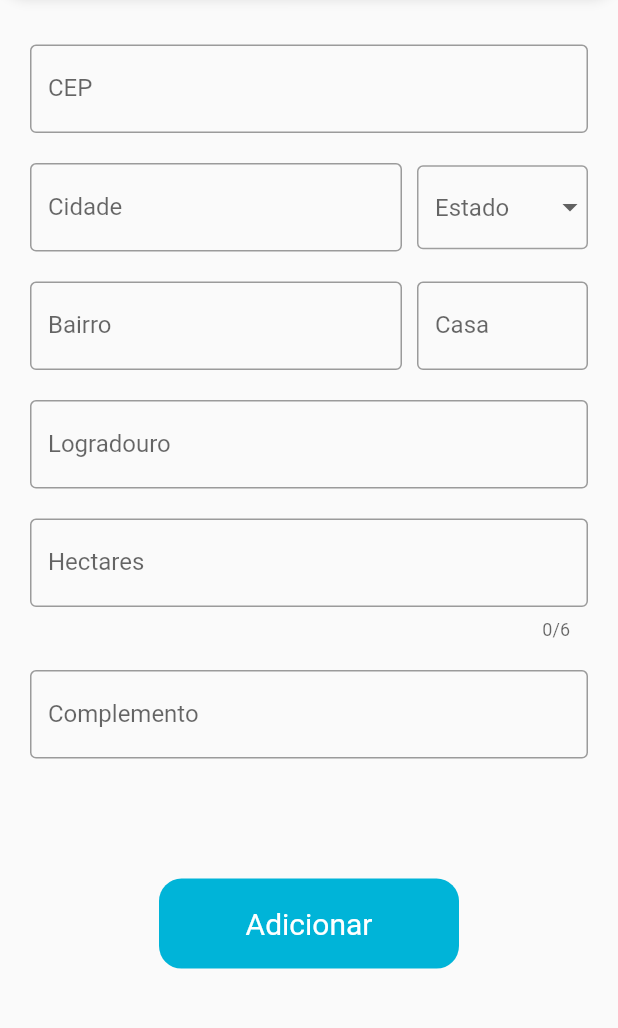
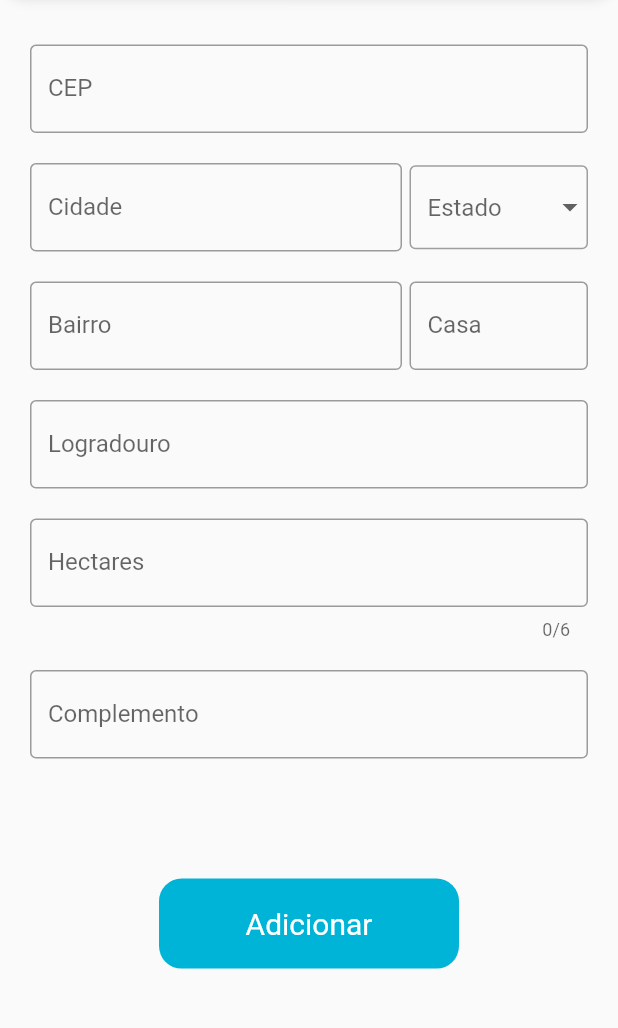
Before and after one commit to UnBArqDsw2021-2/2021.2_G4_CadernetaDeCampoDigital_Mobile, a Flutter app: the AddPropertyPage screen opened directly, on a phone screen of 412 x 824 dp, the part 139-1167 px from its top. Run offline on Flutter 3.47's test engine with Material 2 defaults, Android fonts, the phone set to English and light mode, and no system bars; our stand-ins replace dio, flutter_svg, flutter_typeahead, image_picker, mask_text_input_formatter, shimmer and 1 more; missing offline and left inert: cpf_cnpj_validator; accounts and stored records are empty.

Commit message:
#177 Corrigindo overflow no dropdown

```diff
--- a/lib/pages/add_property/add_property.dart
+++ b/lib/pages/add_property/add_property.dart
@@ -117,7 +117,7 @@ class _AddPropertyState extends State<AddPropertyPage> {
                         Flexible(
                           flex: 1,
                           child: Container(
-                            margin: EdgeInsets.only(left: 10),
+                            padding: EdgeInsets.only(left: 5),
                             child: DropdownButtonFormField(
                               hint: Text('Estado'),
                               decoration: InputDecoration(
@@ -156,7 +156,7 @@ class _AddPropertyState extends State<AddPropertyPage> {
                         Flexible(
                           flex: 1,
                           child: Container(
-                            margin: EdgeInsets.only(left: 10),
+                            padding: EdgeInsets.only(left: 5),
                             child: TextFieldBC(
                               label: "Casa",
                               notEmpty: true,
--- a/lib/pages/update_property/update_property.dart
+++ b/lib/pages/update_property/update_property.dart
@@ -123,7 +123,7 @@ class _UpdatePropertyState extends State<UpdatePropertyPage> {
                         Flexible(
                           flex: 1,
                           child: Container(
-                            margin: EdgeInsets.only(left: 10),
+                            padding: EdgeInsets.only(left: 5),
                             child: DropdownButtonFormField(
                               hint: Text('Estado'),
                               value: widget.estate.estado,
@@ -164,7 +164,7 @@ class _UpdatePropertyState extends State<UpdatePropertyPage> {
                         Flexible(
                           flex: 1,
                           child: Container(
-                            margin: EdgeInsets.only(left: 10),
+                            padding: EdgeInsets.only(left: 5),
                             child: TextFieldBC(
                               initialValue: widget.estate.numeroCasa.toString(),
                               label: "Casa",
```
